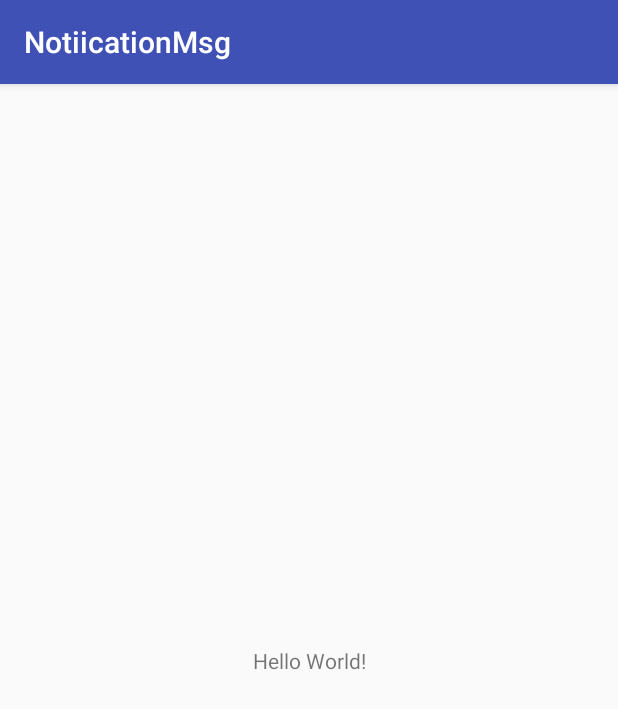
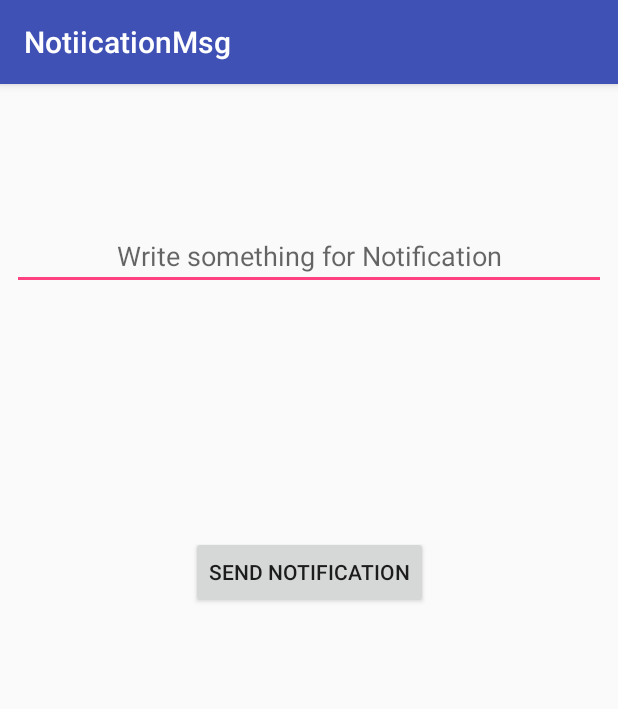
Before and after one commit to ibrahim786in/NotificationKotlinApp, an Android app: the screen it shows after launch (MainNotifActivity), on a phone screen of 412 x 824 dp. Shown: the top 709 px of the screen. Run offline under Robolectric (Android 15) with nearby library versions, the phone set to English and light mode, and no system bars.

Commit message:
Basic actions with BroadCast Recievers msgs on Notification Panel

```diff
--- a/app/src/main/java/com/example/ibrahim/notiicationmsg/MainNotifActivity.kt
+++ b/app/src/main/java/com/example/ibrahim/notiicationmsg/MainNotifActivity.kt
@@ -1,12 +1,61 @@
 package com.example.ibrahim.notiicationmsg
 
+import android.app.NotificationManager
+import android.content.BroadcastReceiver
+import android.content.Context
+import android.content.Intent
+import android.content.IntentFilter
 import android.os.Bundle
+import android.support.v4.app.NotificationCompat
 import android.support.v7.app.AppCompatActivity
+import android.widget.Toast
+import kotlinx.android.synthetic.main.activity_main_notif.*
 
 class MainNotifActivity : AppCompatActivity() {
+
+    private var receiver: BroadcastReceiver? = null
+    private val filter = IntentFilter()
 
     override fun onCreate(savedInstanceState: Bundle?) {
         super.onCreate(savedInstanceState)
         setContentView(R.layout.activity_main_notif)
+        receiver = MyReceiver()
+
+
+        filter.addAction("android.intent.action.ACTION_POWER_DISCONNECTED")
+        filter.addAction("android.intent.action.ACTION_POWER_CONNECTED")
+        registerReceiver(receiver, filter)
+
+        val intent = Intent()
+        intent.action = "com.example.ibrahim.notiicationmsg"
+        sendBroadcast(intent)
+
+        pushBtn.setOnClickListener() {
+            if (pushtxtmsg.text.isEmpty()) Toast.makeText(this, "Please Write Some Content first", Toast.LENGTH_SHORT).show()
+            else {
+                val pushNotifBuilder: NotificationCompat.Builder = NotificationCompat.Builder(this, "ChannelId 1")
+                        .setSmallIcon(R.drawable.notification_icon)
+                        .setContentTitle("Simple Notification")
+                        .setContentText(pushtxtmsg.text.toString())
+                        .setPriority(NotificationCompat.PRIORITY_DEFAULT)
+
+                val notificationManager = getSystemService(Context.NOTIFICATION_SERVICE) as NotificationManager
+                notificationManager.notify(1, pushNotifBuilder.build())
+            }
+        }
+
     }
+
+    override fun onResume() {
+        registerReceiver(receiver, filter)
+        super.onResume()
+    }
+
+    override fun onPause() {
+        super.onPause()
+        unregisterReceiver(receiver)
+
+    }
+
+
 }
--- a/app/src/main/res/layout/activity_main_notif.xml
+++ b/app/src/main/res/layout/activity_main_notif.xml
@@ -6,13 +6,36 @@
     android:layout_height="match_parent"
     tools:context=".MainNotifActivity">
 
-    <TextView
+    <Button
+        android:id="@+id/pushBtn"
         android:layout_width="wrap_content"
         android:layout_height="wrap_content"
-        android:text="Hello World!"
+        android:layout_marginBottom="8dp"
+        android:layout_marginEnd="8dp"
+        android:layout_marginStart="8dp"
+        android:layout_marginTop="8dp"
+        android:text="Send Notification"
         app:layout_constraintBottom_toBottomOf="parent"
-        app:layout_constraintLeft_toLeftOf="parent"
-        app:layout_constraintRight_toRightOf="parent"
+        app:layout_constraintEnd_toEndOf="parent"
+        app:layout_constraintStart_toStartOf="parent"
+        app:layout_constraintTop_toBottomOf="@+id/pushtxtmsg"
+        app:layout_constraintVertical_bias="0.275" />
+
+
+    <EditText
+        android:id="@+id/pushtxtmsg"
+        android:layout_width="match_parent"
+        android:layout_height="wrap_content"
+        android:layout_marginEnd="8dp"
+        android:layout_marginStart="8dp"
+        android:layout_marginTop="92dp"
+        android:ems="10"
+        android:gravity="center"
+        android:inputType="textPersonName"
+        android:hint="Write something for Notification"
+        app:layout_constraintEnd_toEndOf="parent"
+        app:layout_constraintHorizontal_bias="0.503"
+        app:layout_constraintStart_toStartOf="parent"
         app:layout_constraintTop_toTopOf="parent" />
 
 </android.support.constraint.ConstraintLayout>
```
Also changed, not shown: app/src/main/AndroidManifest.xml (+8 -1 lines), app/src/main/java/MyReceiver.kt (added, +24 -0 lines).
